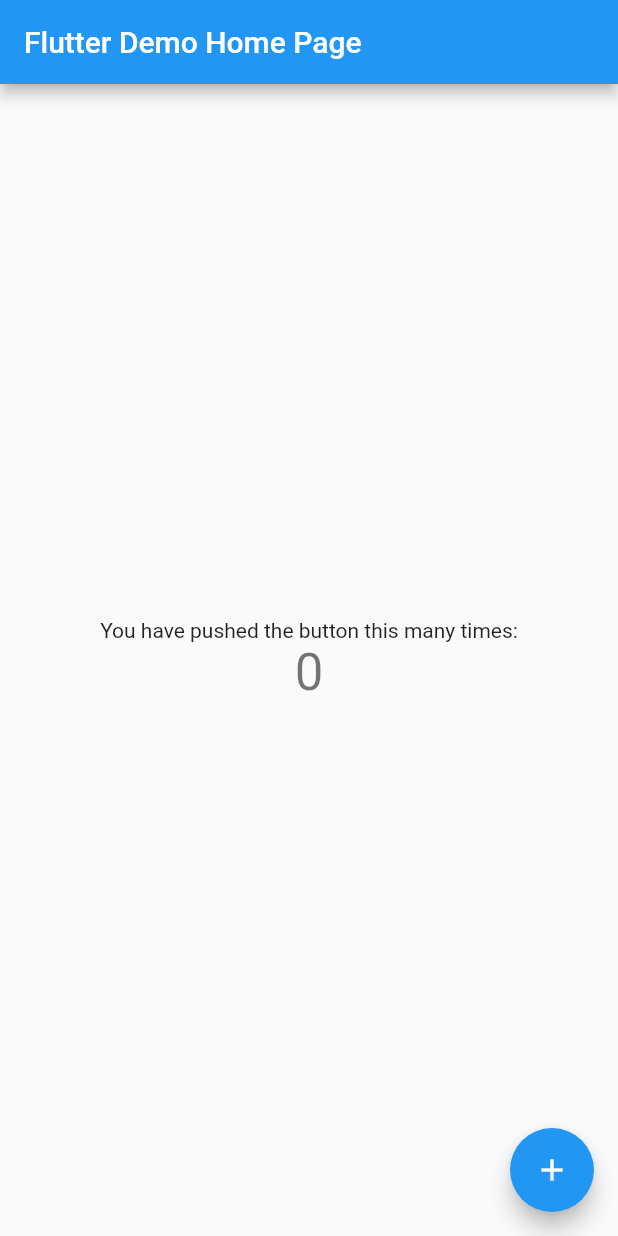
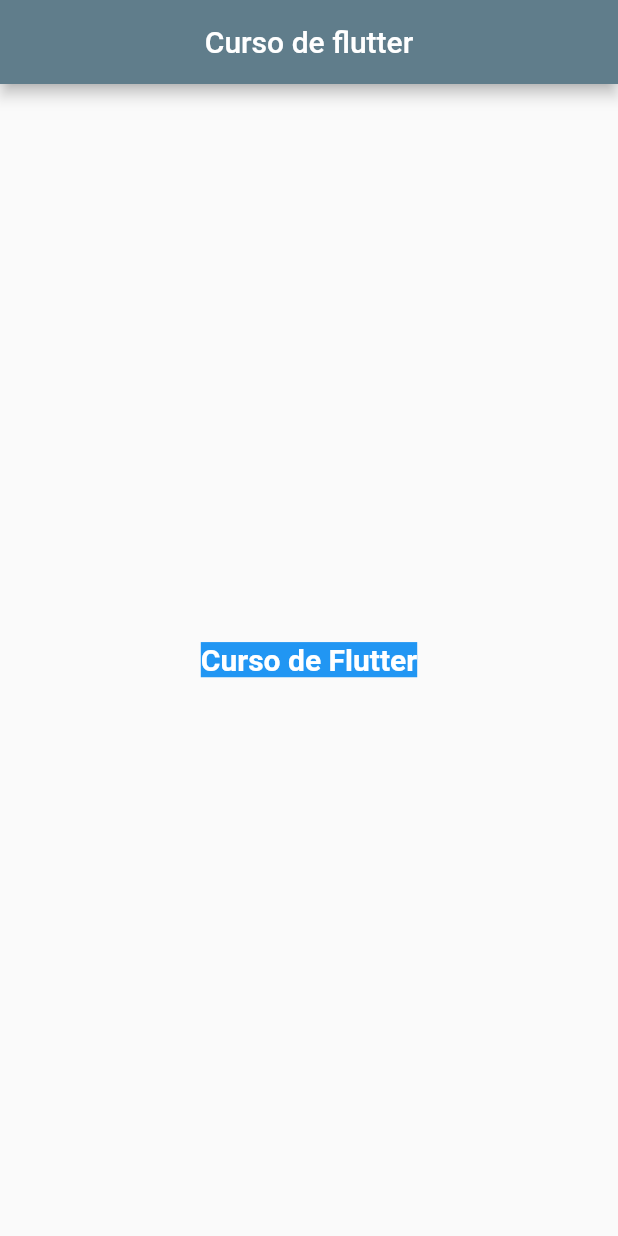
Before and after one commit to anibalv13/curso_flutter, a Flutter app: the screen it shows after launch, on a phone screen of 412 x 824 dp. Run offline on Flutter 3.47's test engine with Material 2 defaults, Android fonts, the phone set to English and light mode, and no system bars.

Commit message:
Primera pantalla

```diff
--- a/lib/main.dart
+++ b/lib/main.dart
@@ -5,109 +5,41 @@ void main() {
 }
 
 class MyApp extends StatelessWidget {
-  // Este widget es la raíz de su aplicación.
   @override
   Widget build(BuildContext context) {
     return MaterialApp(
-      title: 'Flutter Demo',
+      debugShowCheckedModeBanner: false,
+      title: 'Curso de Flutter',
       theme: ThemeData(
-      // Este es el tema de su aplicación.
-      //
-      // Intenta ejecutar tu aplicación con "flutter run". Verás el
-      // la aplicación tiene una barra de herramientas azul. Luego, sin salir de la aplicación, intente
-      // cambiar el primarioSwatch a continuación a Colors.green y luego invocar
-      // "recarga en caliente" (presione "r" en la consola donde ejecutó "flutter run",
-      // o simplemente guarde sus cambios en "recarga en caliente" en un IDE de Flutter).
-      // Observe que el contador no se restableció a cero; la aplicación
-      // no se reinicia.
-        primarySwatch: Colors.blue,
+        primarySwatch: Colors.blueGrey,
       ),
-      home: MyHomePage(title: 'Flutter Demo Home Page'),
+      home: MyHomePage(),
     );
   }
 }
 
-class MyHomePage extends StatefulWidget {
-  MyHomePage({Key? key, required this.title}) : super(key: key);
-
-  // Este widget es la página de inicio de su aplicación. Es con estado, lo que significa
-  // que tiene un objeto State (definido a continuación) que contiene campos que afectan
-  // como luce.
-
-// Esta clase es la configuración del estado. Contiene los valores (en este
-// caso el título) proporcionado por el padre (en este caso, el widget de la aplicación) y
-// utilizado por el método de construcción del Estado. Los campos en una subclase de Widget son
-// siempre marcado como "final".
-
-  final String title;
-
-  @override
-  _MyHomePageState createState() => _MyHomePageState();
-}
-
-class _MyHomePageState extends State<MyHomePage> {
-  int _counter = 0;
-
-  void _incrementCounter() {
-    setState(() {
-// Esta llamada a setState le dice al framework Flutter que algo tiene
-// cambió en este estado, lo que hace que se vuelva a ejecutar el método de compilación a continuación
-// para que la pantalla pueda reflejar los valores actualizados. si cambiamos
-// _counter sin llamar a setState(), entonces el método de compilación no sería
-// llamé de nuevo, por lo que no parece que suceda nada.
-      _counter++;
-    });
-  }
+class MyHomePage extends StatelessWidget {
+  const MyHomePage({Key? key}) : super(key: key);
 
   @override
   Widget build(BuildContext context) {
-    // Este método se vuelve a ejecutar cada vez que se llama a setState, por ejemplo, como hecho
-    // por el método _incrementCounter anterior.
-    //
-    // El marco de trabajo de Flutter se ha optimizado para volver a ejecutar métodos de compilación
-    // rápido, para que pueda reconstruir cualquier cosa que necesite actualizarse en lugar de
-    // que tener que cambiar individualmente las instancias de los widgets.
     return Scaffold(
-      appBar: AppBar(
-        // Aquí tomamos el valor del objeto MyHomePage que fue creado por
-        // el método App.build y lo usamos para configurar el título de nuestra barra de aplicaciones.
-        title: Text(widget.title),
-      ),
-      body: Center(
-        // Center es un widget de diseño. Toma un solo niño y lo posiciona
-        // en medio del padre.
-        child: Column(
-          // La columna también es un widget de diseño. Se necesita una lista de niños y
-          // los organiza verticalmente. Por defecto, se ajusta a sí mismo para adaptarse a su
-          // niños horizontalmente, y trata de ser tan alto como su padre.
-          //
-          // Invocar "pintura de depuración" (presione "p" en la consola, elija el
-          // Acción "Toggle Debug Paint" del Flutter Inspector en Android
-          // Studio, o el comando "Toggle Debug Paint" en Visual Studio Code)
-          // para ver la estructura alámbrica de cada widget.
-          //
-          // La columna tiene varias propiedades para controlar cómo se dimensiona a sí misma y
-          // cómo posiciona a sus hijos. Aquí usamos mainAxisAlignment para
-          // centrar a los niños verticalmente; el eje principal aquí es la vertical
-          // eje porque las columnas son verticales (el eje transversal sería
-          // horizontal).
-          mainAxisAlignment: MainAxisAlignment.center,
-          children: <Widget>[
-            Text(
-              'You have pushed the button this many times:',
-            ),
-            Text(
-              '$_counter',
-              style: Theme.of(context).textTheme.headline4,
-            ),
-          ],
+        appBar: AppBar(
+          title: Center(
+            child: Text("Curso de flutter"),
+          )
         ),
-      ),
-      floatingActionButton: FloatingActionButton(
-        onPressed: _incrementCounter,
-        tooltip: 'Increment',
-        child: Icon(Icons.add),
-      ),// Esta coma final hace que el formato automático sea más agradable para los métodos de compilación.
-    );
+        body: Center(
+          child: Text(
+            "Curso de Flutter",
+            style: TextStyle(
+                fontSize: 20,
+                fontWeight: FontWeight.bold,
+                color: Colors.white,
+                backgroundColor: Colors.blue
+                ),
+          ),
+        )
+      );
   }
 }
```
